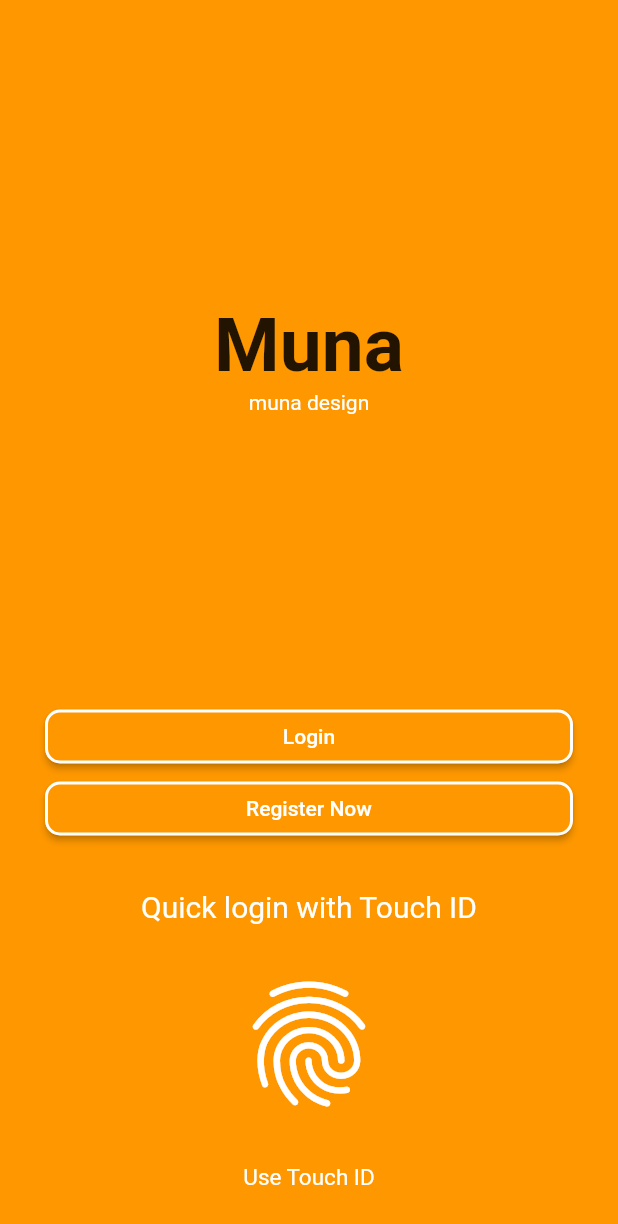
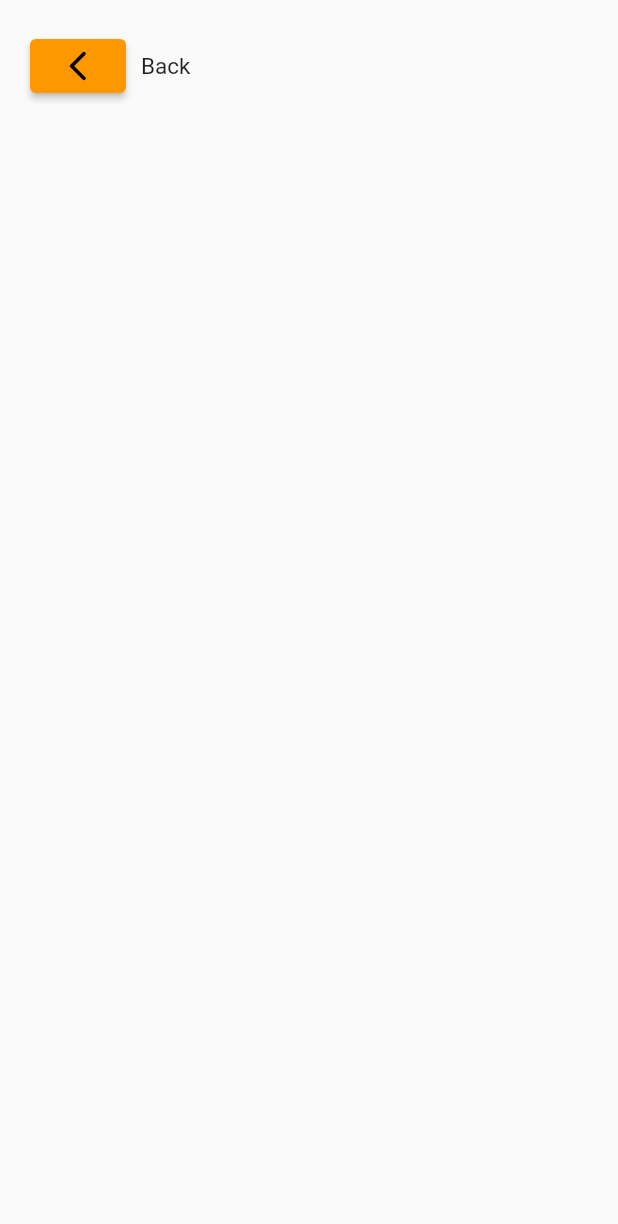
Before and after one commit to munacodes/muna_login_design, a Flutter app: the screen it shows after launch, after a tap on "Login", on a phone screen of 412 x 824 dp. Shown: the top 1224 px of the screen. Run offline on Flutter 3.47's test engine with Material 2 defaults, Android fonts, the phone set to English and light mode, and no system bars.

Commit message:
designing the login page

```diff
--- a/lib/main.dart
+++ b/lib/main.dart
@@ -1,5 +1,5 @@
 import 'package:flutter/material.dart';
-import 'screens/fingerprint.dart';
+import 'screens/fingerprint_page.dart';
 
 void main() {
   runApp(const MyApp());
--- a/lib/screens/fingerprint.dart
+++ b/lib/screens/fingerprint_page.dart
@@ -1,6 +1,6 @@
 import 'package:flutter/material.dart';
-import 'package:login_register_design/screens/register.dart';
-import 'package:login_register_design/screens/logins.dart';
+import 'package:login_register_design/screens/register_page.dart';
+import 'package:login_register_design/screens/login_page.dart';
 
 class FingerprintScreens extends StatelessWidget {
   const FingerprintScreens({Key? key}) : super(key: key);
@@ -46,7 +46,11 @@ class FingerprintScreens extends StatelessWidget {
                               borderRadius: BorderRadius.circular(10),
                             ),
                           ),
-                          onPressed: () {},
+                          onPressed: () => Navigator.of(context).push(
+                            MaterialPageRoute(
+                              builder: (context) => LoginPage(),
+                            ),
+                          ),
                           child: Text(
                             "Login",
                             style: TextStyle(color: Colors.white),
--- /dev/null
+++ b/lib/screens/login_page.dart
@@ -0,0 +1,43 @@
+import 'package:flutter/material.dart';
+import 'package:login_register_design/screens/fingerprint_page.dart';
+import 'package:login_register_design/screens/register_page.dart';
+
+class LoginPage extends StatelessWidget {
+  const LoginPage({Key? key}) : super(key: key);
+
+  @override
+  Widget build(BuildContext context) {
+    return Scaffold(
+      body: SafeArea(
+        child: Padding(
+          padding: EdgeInsets.all(20.0),
+          child: Column(
+            crossAxisAlignment: CrossAxisAlignment.start,
+            children: [
+              Row(
+                children: [
+                  ElevatedButton(
+                    style: ElevatedButton.styleFrom(),
+                    onPressed: () => Navigator.of(context).pop(
+                      MaterialPageRoute(
+                        builder: (context) => FingerprintScreens(),
+                      ),
+                    ),
+                    child: Icon(Icons.arrow_back_ios_new_rounded),
+                  ),
+                  SizedBox(
+                    width: 10.0,
+                  ),
+                  Text(
+                    "Back",
+                    style: TextStyle(fontSize: 15.0),
+                  ),
+                ],
+              ),
+            ],
+          ),
+        ),
+      ),
+    );
+  }
+}
```
Also changed, not shown: lib/screens/register.dart (deleted, +0 -31 lines), lib/screens/register_page.dart (renamed from lib/screens/logins.dart, +5 -6 lines).
